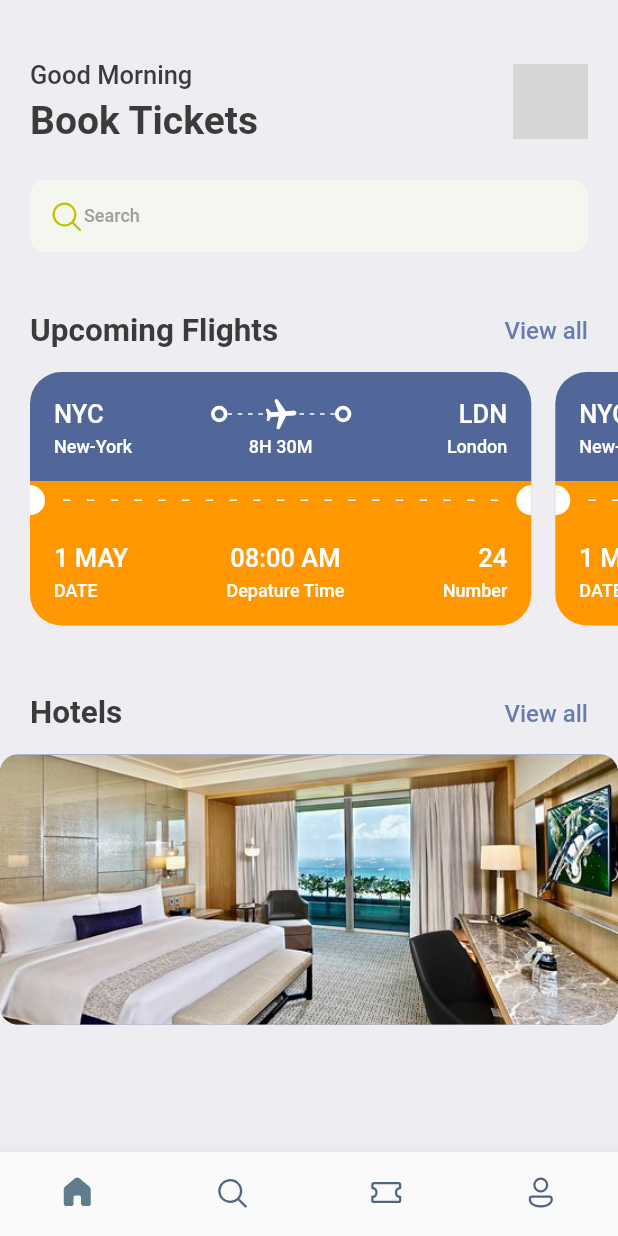
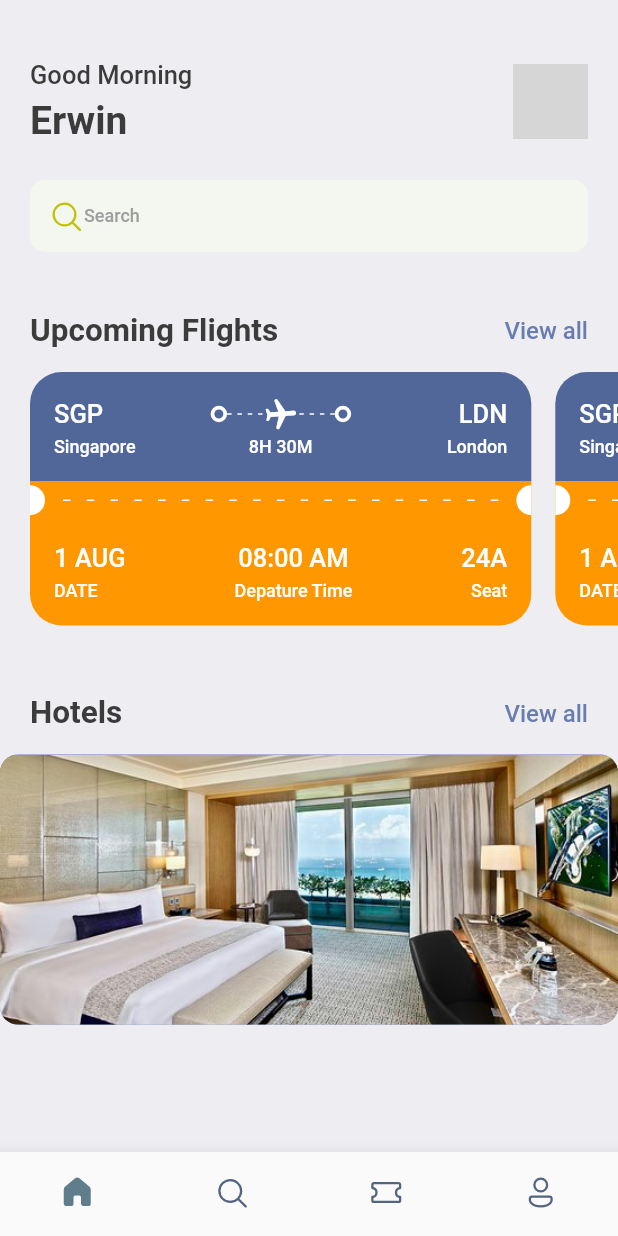
Before and after one commit to erwinqxy/book-tickets, a Flutter app: the screen it shows after launch, on a phone screen of 412 x 824 dp. Run offline on Flutter 3.47's test engine with Material 2 defaults, Android fonts, the phone set to English and light mode, and no system bars; our stand-ins replace fluentui_icons, gap; grey boxes are pictures that could not be loaded.

Commit message:
Update copy

```diff
--- a/lib/screens/home_screen.dart
+++ b/lib/screens/home_screen.dart
@@ -30,7 +30,7 @@ class HomeScreen extends StatelessWidget {
                           ),
                           const Gap(5),
                           Text(
-                            "Book Tickets",
+                            "Erwin",
                             style: Styles.headLineStyle1,
                           ),
                         ],
--- a/lib/screens/ticket_view.dart
+++ b/lib/screens/ticket_view.dart
@@ -32,7 +32,7 @@ class TicketView extends StatelessWidget {
                 children: [
                   Row(
                     children: [
-                      Text("NYC",
+                      Text("SGP",
                           style: Styles.headLineStyle3
                               .copyWith(color: Colors.white)),
                       const Spacer(),
@@ -88,7 +88,7 @@ class TicketView extends StatelessWidget {
                     children: [
                       SizedBox(
                         width: 100,
-                        child: Text("New-York",
+                        child: Text("Singapore",
                             style: Styles.headLineStyle4
                                 .copyWith(color: Colors.white)),
                       ),
@@ -175,7 +175,7 @@ class TicketView extends StatelessWidget {
                       Column(
                         crossAxisAlignment: CrossAxisAlignment.start,
                         children: [
-                          Text("1 MAY", style: Styles.headLineStyle3.copyWith(color: Colors.white),),
+                          Text("1 AUG", style: Styles.headLineStyle3.copyWith(color: Colors.white),),
                           const Gap(5),
                           Text("DATE", style: Styles.headLineStyle4.copyWith(color: Colors.white),)
                         ],
@@ -191,9 +191,9 @@ class TicketView extends StatelessWidget {
                       Column(
                         crossAxisAlignment: CrossAxisAlignment.end,
                         children: [
-                          Text("24", style: Styles.headLineStyle3.copyWith(color: Colors.white),),
+                          Text("24A", style: Styles.headLineStyle3.copyWith(color: Colors.white),),
                           const Gap(5),
-                          Text("Number", style: Styles.headLineStyle4.copyWith(color: Colors.white),)
+                          Text("Seat", style: Styles.headLineStyle4.copyWith(color: Colors.white),)
                         ],
                       ),
                     ],
```
Also changed, not shown: assets/product/3.png.
